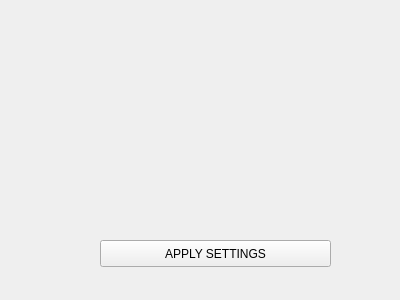
The window that Hanse/TaskTurn/taskturnform.ui (iti-luebeck/HANSE2011) describes before a commit, drawn with Qt 5.
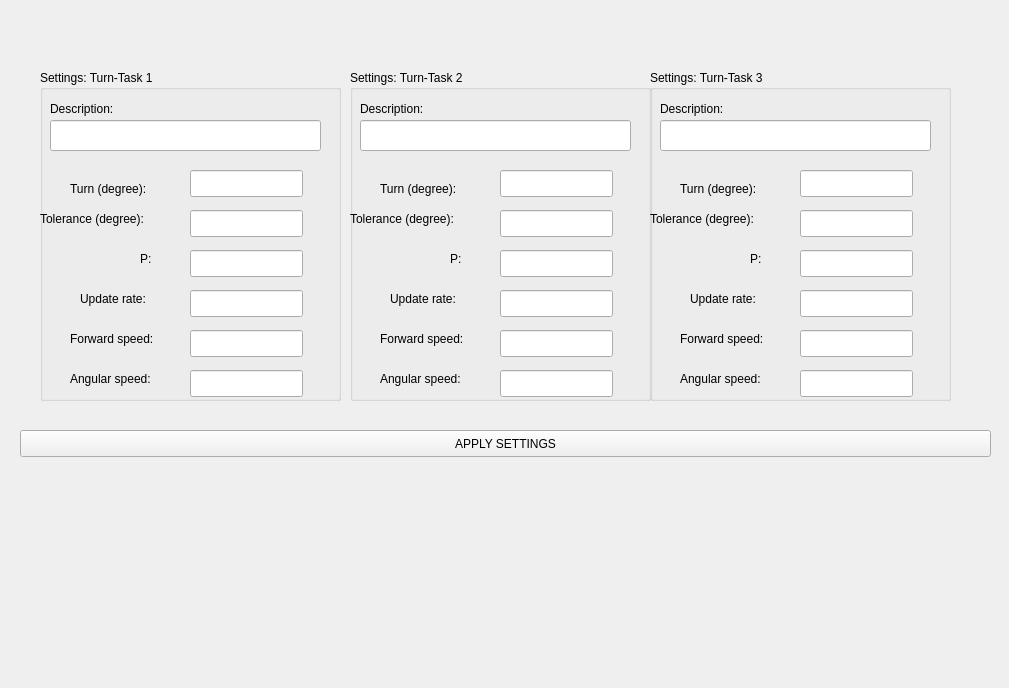
The same window after the commit.

Commit message: taskturn added, taskpipefollowing edit

The edit to the form file:
```diff
--- a/Hanse/TaskTurn/taskturnform.ui
+++ b/Hanse/TaskTurn/taskturnform.ui
@@ -6,8 +6,8 @@
    <rect>
     <x>0</x>
     <y>0</y>
-    <width>400</width>
-    <height>300</height>
+    <width>1009</width>
+    <height>688</height>
    </rect>
   </property>
   <property name="windowTitle">
@@ -16,9 +16,9 @@
   <widget class="QPushButton" name="applyButton">
    <property name="geometry">
     <rect>
-     <x>100</x>
-     <y>240</y>
-     <width>231</width>
+     <x>20</x>
+     <y>430</y>
+     <width>971</width>
      <height>27</height>
     </rect>
    </property>
@@ -26,6 +26,528 @@
     <string>APPLY SETTINGS</string>
    </property>
   </widget>
+  <widget class="QGroupBox" name="groupBox">
+   <property name="geometry">
+    <rect>
+     <x>40</x>
+     <y>70</y>
+     <width>301</width>
+     <height>331</height>
+    </rect>
+   </property>
+   <property name="title">
+    <string>Settings: Turn-Task 1</string>
+   </property>
+   <widget class="QLabel" name="label_4">
+    <property name="geometry">
+     <rect>
+      <x>30</x>
+      <y>260</y>
+      <width>111</width>
+      <height>17</height>
+     </rect>
+    </property>
+    <property name="text">
+     <string>Forward speed: </string>
+    </property>
+   </widget>
+   <widget class="QLabel" name="label_5">
+    <property name="geometry">
+     <rect>
+      <x>30</x>
+      <y>300</y>
+      <width>101</width>
+      <height>17</height>
+     </rect>
+    </property>
+    <property name="text">
+     <string>Angular speed:</string>
+    </property>
+   </widget>
+   <widget class="QLineEdit" name="angularInput1">
+    <property name="geometry">
+     <rect>
+      <x>150</x>
+      <y>300</y>
+      <width>113</width>
+      <height>27</height>
+     </rect>
+    </property>
+   </widget>
+   <widget class="QLineEdit" name="forwardInput1">
+    <property name="geometry">
+     <rect>
+      <x>150</x>
+      <y>260</y>
+      <width>113</width>
+      <height>27</height>
+     </rect>
+    </property>
+   </widget>
+   <widget class="QLabel" name="label_3">
+    <property name="geometry">
+     <rect>
+      <x>10</x>
+      <y>30</y>
+      <width>91</width>
+      <height>17</height>
+     </rect>
+    </property>
+    <property name="text">
+     <string>Description:</string>
+    </property>
+   </widget>
+   <widget class="QLineEdit" name="descriptionInput1">
+    <property name="geometry">
+     <rect>
+      <x>10</x>
+      <y>50</y>
+      <width>271</width>
+      <height>31</height>
+     </rect>
+    </property>
+   </widget>
+   <widget class="QLabel" name="label_6">
+    <property name="geometry">
+     <rect>
+      <x>30</x>
+      <y>110</y>
+      <width>111</width>
+      <height>17</height>
+     </rect>
+    </property>
+    <property name="text">
+     <string>Turn (degree):</string>
+    </property>
+   </widget>
+   <widget class="QLineEdit" name="degreeInput1">
+    <property name="geometry">
+     <rect>
+      <x>150</x>
+      <y>100</y>
+      <width>113</width>
+      <height>27</height>
+     </rect>
+    </property>
+   </widget>
+   <widget class="QLabel" name="label_15">
+    <property name="geometry">
+     <rect>
+      <x>0</x>
+      <y>140</y>
+      <width>141</width>
+      <height>17</height>
+     </rect>
+    </property>
+    <property name="text">
+     <string>Tolerance (degree):</string>
+    </property>
+   </widget>
+   <widget class="QLineEdit" name="toleranceInput1">
+    <property name="geometry">
+     <rect>
+      <x>150</x>
+      <y>140</y>
+      <width>113</width>
+      <height>27</height>
+     </rect>
+    </property>
+   </widget>
+   <widget class="QLabel" name="label_7">
+    <property name="geometry">
+     <rect>
+      <x>40</x>
+      <y>220</y>
+      <width>101</width>
+      <height>17</height>
+     </rect>
+    </property>
+    <property name="text">
+     <string>Update rate:</string>
+    </property>
+   </widget>
+   <widget class="QLineEdit" name="updateInput1">
+    <property name="geometry">
+     <rect>
+      <x>150</x>
+      <y>220</y>
+      <width>113</width>
+      <height>27</height>
+     </rect>
+    </property>
+   </widget>
+   <widget class="QLabel" name="label_21">
+    <property name="geometry">
+     <rect>
+      <x>100</x>
+      <y>180</y>
+      <width>16</width>
+      <height>17</height>
+     </rect>
+    </property>
+    <property name="text">
+     <string>P:</string>
+    </property>
+   </widget>
+   <widget class="QLineEdit" name="pInput1">
+    <property name="geometry">
+     <rect>
+      <x>150</x>
+      <y>180</y>
+      <width>113</width>
+      <height>27</height>
+     </rect>
+    </property>
+   </widget>
+  </widget>
+  <widget class="QGroupBox" name="groupBox_2">
+   <property name="geometry">
+    <rect>
+     <x>350</x>
+     <y>70</y>
+     <width>301</width>
+     <height>331</height>
+    </rect>
+   </property>
+   <property name="title">
+    <string>Settings: Turn-Task 2</string>
+   </property>
+   <widget class="QLabel" name="label_8">
+    <property name="geometry">
+     <rect>
+      <x>30</x>
+      <y>260</y>
+      <width>111</width>
+      <height>17</height>
+     </rect>
+    </property>
+    <property name="text">
+     <string>Forward speed: </string>
+    </property>
+   </widget>
+   <widget class="QLabel" name="label_9">
+    <property name="geometry">
+     <rect>
+      <x>30</x>
+      <y>300</y>
+      <width>101</width>
+      <height>17</height>
+     </rect>
+    </property>
+    <property name="text">
+     <string>Angular speed:</string>
+    </property>
+   </widget>
+   <widget class="QLineEdit" name="angularInput2">
+    <property name="geometry">
+     <rect>
+      <x>150</x>
+      <y>300</y>
+      <width>113</width>
+      <height>27</height>
+     </rect>
+    </property>
+   </widget>
+   <widget class="QLineEdit" name="forwardInput2">
+    <property name="geometry">
+     <rect>
+      <x>150</x>
+      <y>260</y>
+      <width>113</width>
+      <height>27</height>
+     </rect>
+    </property>
+   </widget>
+   <widget class="QLabel" name="label_10">
+    <property name="geometry">
+     <rect>
+      <x>10</x>
+      <y>30</y>
+      <width>91</width>
+      <height>17</height>
+     </rect>
+    </property>
+    <property name="text">
+     <string>Description:</string>
+    </property>
+   </widget>
+   <widget class="QLineEdit" name="descriptionInput2">
+    <property name="geometry">
+     <rect>
+      <x>10</x>
+      <y>50</y>
+      <width>271</width>
+      <height>31</height>
+     </rect>
+    </property>
+   </widget>
+   <widget class="QLabel" name="label_11">
+    <property name="geometry">
+     <rect>
+      <x>30</x>
+      <y>110</y>
+      <width>111</width>
+      <height>17</height>
+     </rect>
+    </property>
+    <property name="text">
+     <string>Turn (degree):</string>
+    </property>
+   </widget>
+   <widget class="QLineEdit" name="degreeInput2">
+    <property name="geometry">
+     <rect>
+      <x>150</x>
+      <y>100</y>
+      <width>113</width>
+      <height>27</height>
+     </rect>
+    </property>
+   </widget>
+   <widget class="QLabel" name="label_16">
+    <property name="geometry">
+     <rect>
+      <x>0</x>
+      <y>140</y>
+      <width>141</width>
+      <height>17</height>
+     </rect>
+    </property>
+    <property name="text">
+     <string>Tolerance (degree):</string>
+    </property>
+   </widget>
+   <widget class="QLineEdit" name="toleranceInput2">
+    <property name="geometry">
+     <rect>
+      <x>150</x>
+      <y>140</y>
+      <width>113</width>
+      <height>27</height>
+     </rect>
+    </property>
+   </widget>
+   <widget class="QLabel" name="label_12">
+    <property name="geometry">
+     <rect>
+      <x>40</x>
+      <y>220</y>
+      <width>101</width>
+      <height>17</height>
+     </rect>
+    </property>
+    <property name="text">
+     <string>Update rate:</string>
+    </property>
+   </widget>
+   <widget class="QLineEdit" name="updateInput2">
+    <property name="geometry">
+     <rect>
+      <x>150</x>
+      <y>220</y>
+      <width>113</width>
+      <height>27</height>
+     </rect>
+    </property>
+   </widget>
+   <widget class="QLabel" name="label_22">
+    <property name="geometry">
+     <rect>
+      <x>100</x>
+      <y>180</y>
+      <width>16</width>
+      <height>17</height>
+     </rect>
+    </property>
+    <property name="text">
+     <string>P:</string>
+    </property>
+   </widget>
+   <widget class="QLineEdit" name="pInput2">
+    <property name="geometry">
+     <rect>
+      <x>150</x>
+      <y>180</y>
+      <width>113</width>
+      <height>27</height>
+     </rect>
+    </property>
+   </widget>
+  </widget>
+  <widget class="QGroupBox" name="groupBox_3">
+   <property name="geometry">
+    <rect>
+     <x>650</x>
+     <y>70</y>
+     <width>301</width>
+     <height>331</height>
+    </rect>
+   </property>
+   <property name="title">
+    <string>Settings: Turn-Task 3</string>
+   </property>
+   <widget class="QLabel" name="label_13">
+    <property name="geometry">
+     <rect>
+      <x>30</x>
+      <y>260</y>
+      <width>111</width>
+      <height>17</height>
+     </rect>
+    </property>
+    <property name="text">
+     <string>Forward speed: </string>
+    </property>
+   </widget>
+   <widget class="QLabel" name="label_14">
+    <property name="geometry">
+     <rect>
+      <x>30</x>
+      <y>300</y>
+      <width>101</width>
+      <height>17</height>
+     </rect>
+    </property>
+    <property name="text">
+     <string>Angular speed:</string>
+    </property>
+   </widget>
+   <widget class="QLineEdit" name="angularInput3">
+    <property name="geometry">
+     <rect>
+      <x>150</x>
+      <y>300</y>
+      <width>113</width>
+      <height>27</height>
+     </rect>
+    </property>
+   </widget>
+   <widget class="QLineEdit" name="forwardInput3">
+    <property name="geometry">
+     <rect>
+      <x>150</x>
+      <y>260</y>
+      <width>113</width>
+      <height>27</height>
+     </rect>
+    </property>
+   </widget>
+   <widget class="QLabel" name="label_17">
+    <property name="geometry">
+     <rect>
+      <x>10</x>
+      <y>30</y>
+      <width>91</width>
+      <height>17</height>
+     </rect>
+    </property>
+    <property name="text">
+     <string>Description:</string>
+    </property>
+   </widget>
+   <widget class="QLineEdit" name="descriptionInput3">
+    <property name="geometry">
+     <rect>
+      <x>10</x>
+      <y>50</y>
+      <width>271</width>
+      <height>31</height>
+     </rect>
+    </property>
+   </widget>
+   <widget class="QLabel" name="label_18">
+    <property name="geometry">
+     <rect>
+      <x>30</x>
+      <y>110</y>
+      <width>111</width>
+      <height>17</height>
+     </rect>
+    </property>
+    <property name="text">
+     <string>Turn (degree):</string>
+    </property>
+   </widget>
+   <widget class="QLineEdit" name="degreeInput3">
+    <property name="geometry">
+     <rect>
+      <x>150</x>
+      <y>100</y>
+      <width>113</width>
+      <height>27</height>
+     </rect>
+    </property>
+   </widget>
+   <widget class="QLabel" name="label_19">
+    <property name="geometry">
+     <rect>
+      <x>0</x>
+      <y>140</y>
+      <width>141</width>
+      <height>17</height>
+     </rect>
+    </property>
+    <property name="text">
+     <string>Tolerance (degree):</string>
+    </property>
+   </widget>
+   <widget class="QLineEdit" name="toleranceInput3">
+    <property name="geometry">
+     <rect>
+      <x>150</x>
+      <y>140</y>
+      <width>113</width>
+      <height>27</height>
+     </rect>
+    </property>
+   </widget>
+   <widget class="QLabel" name="label_20">
+    <property name="geometry">
+     <rect>
+      <x>40</x>
+      <y>220</y>
+      <width>101</width>
+      <height>17</height>
+     </rect>
+    </property>
+    <property name="text">
+     <string>Update rate:</string>
+    </property>
+   </widget>
+   <widget class="QLineEdit" name="updateInput3">
+    <property name="geometry">
+     <rect>
+      <x>150</x>
+      <y>220</y>
+      <width>113</width>
+      <height>27</height>
+     </rect>
+    </property>
+   </widget>
+   <widget class="QLabel" name="label_23">
+    <property name="geometry">
+     <rect>
+      <x>100</x>
+      <y>180</y>
+      <width>16</width>
+      <height>17</height>
+     </rect>
+    </property>
+    <property name="text">
+     <string>P:</string>
+    </property>
+   </widget>
+   <widget class="QLineEdit" name="pInput3">
+    <property name="geometry">
+     <rect>
+      <x>150</x>
+      <y>180</y>
+      <width>113</width>
+      <height>27</height>
+     </rect>
+    </property>
+   </widget>
+  </widget>
  </widget>
  <resources/>
  <connections/>
```
The commit also changes 20 other files.
